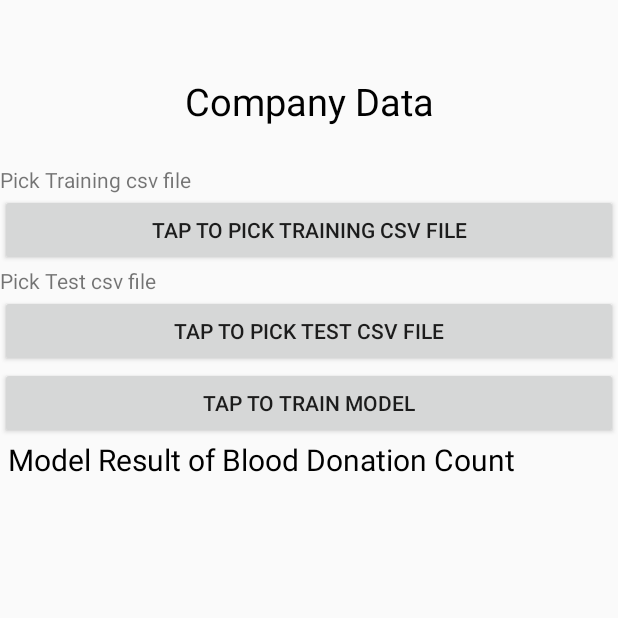
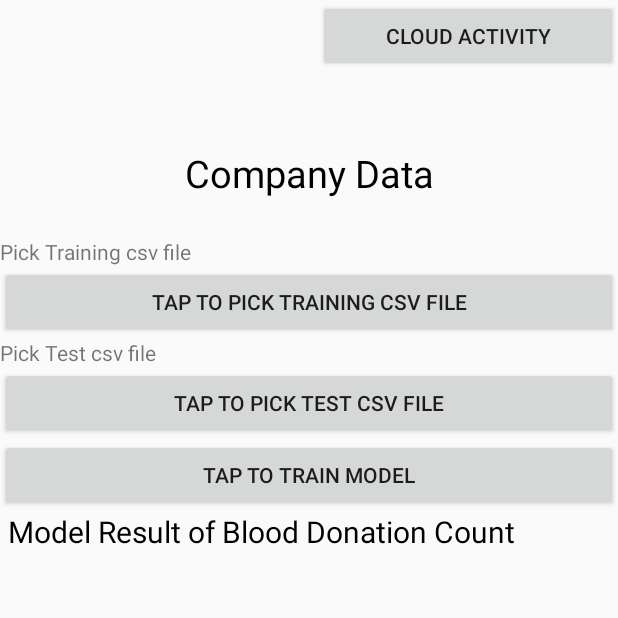
Before and after one commit to TowsifAhamed/Email-Signup, an Android app: the CompanyActivity screen opened directly, with no data from a screen before it, on a phone screen of 412 x 824 dp, the top half of it. Run offline under Robolectric (Android 15) with nearby library versions, the phone set to English and light mode, and no system bars; libraries missing offline, so code that uses them is left out: com.opencsv.

```diff
--- a/app/build.gradle
+++ b/app/build.gradle
@@ -35,4 +35,5 @@ dependencies {
 
     implementation 'org.osmdroid:osmdroid-android:6.1.10'
     implementation 'com.opencsv:opencsv:4.6'
+    implementation 'org.jsoup:jsoup:1.11.1'
 }
--- a/app/src/main/AndroidManifest.xml
+++ b/app/src/main/AndroidManifest.xml
@@ -15,10 +15,12 @@
         android:icon="@mipmap/ic_launcher"
         android:label="@string/app_name"
         android:requestLegacyExternalStorage="true"
+        android:usesCleartextTraffic="true"
         android:roundIcon="@mipmap/ic_launcher_round"
         android:supportsRtl="true"
         android:theme="@style/AppTheme">
-        <activity android:name=".CompanyActivity"/>
+        <activity android:name=".WebActivity"></activity>
+        <activity android:name=".CompanyActivity" />
         <activity android:name=".ForgotPasswordActivity" />
         <activity android:name=".ProfileActivity" />
         <activity android:name=".RegisterActivity" />
--- a/app/src/main/java/com/example/emailsignup/CompanyActivity.java
+++ b/app/src/main/java/com/example/emailsignup/CompanyActivity.java
@@ -23,7 +23,7 @@ import java.util.stream.IntStream;
 
 public class CompanyActivity extends AppCompatActivity {
     private TextView choose_file1,choose_file2;
-    private Button pick_file1,pick_file2,model;
+    private Button pick_file1,pick_file2,model,web;
     private TextView result;
     Intent file_intent1,file_intent2;
     String trainpath,testpath;
@@ -33,6 +33,13 @@ public class CompanyActivity extends AppCompatActivity {
         setContentView(R.layout.activity_company);
         model = findViewById(R.id.model);
         result = findViewById(R.id.result);
+        web = findViewById(R.id.web);
+        web.setOnClickListener(new View.OnClickListener() {
+            @Override
+            public void onClick(View view) {
+                startActivity(new Intent(CompanyActivity.this, WebActivity.class));
+            }
+        });
         choose_file1 = findViewById(R.id.choose_file1);
         pick_file1 = findViewById(R.id.pick_file1);
         pick_file1.setOnClickListener(new View.OnClickListener() {
--- a/app/src/main/res/layout/activity_company.xml
+++ b/app/src/main/res/layout/activity_company.xml
@@ -6,6 +6,12 @@
     android:layout_height="match_parent"
     android:orientation="vertical"
     tools:context=".CompanyActivity">
+    <Button
+        android:id="@+id/web"
+        android:layout_width="200dp"
+        android:layout_height="wrap_content"
+        android:text="Cloud Activity"
+        android:layout_gravity="right"/>
     <TextView
         android:layout_width="match_parent"
         android:layout_height="wrap_content"
```
Also changed, not shown: app/src/main/java/com/example/emailsignup/WebActivity.java (added, +29 -0 lines), app/src/main/res/layout/activity_web.xml (added, +13 -0 lines).
